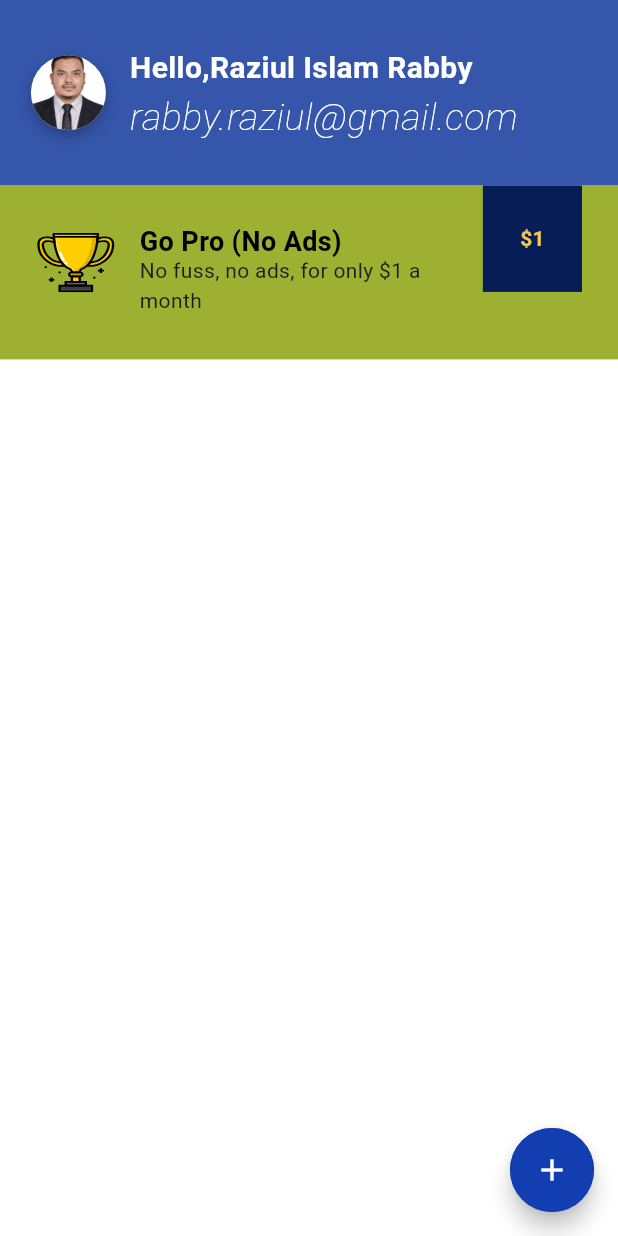
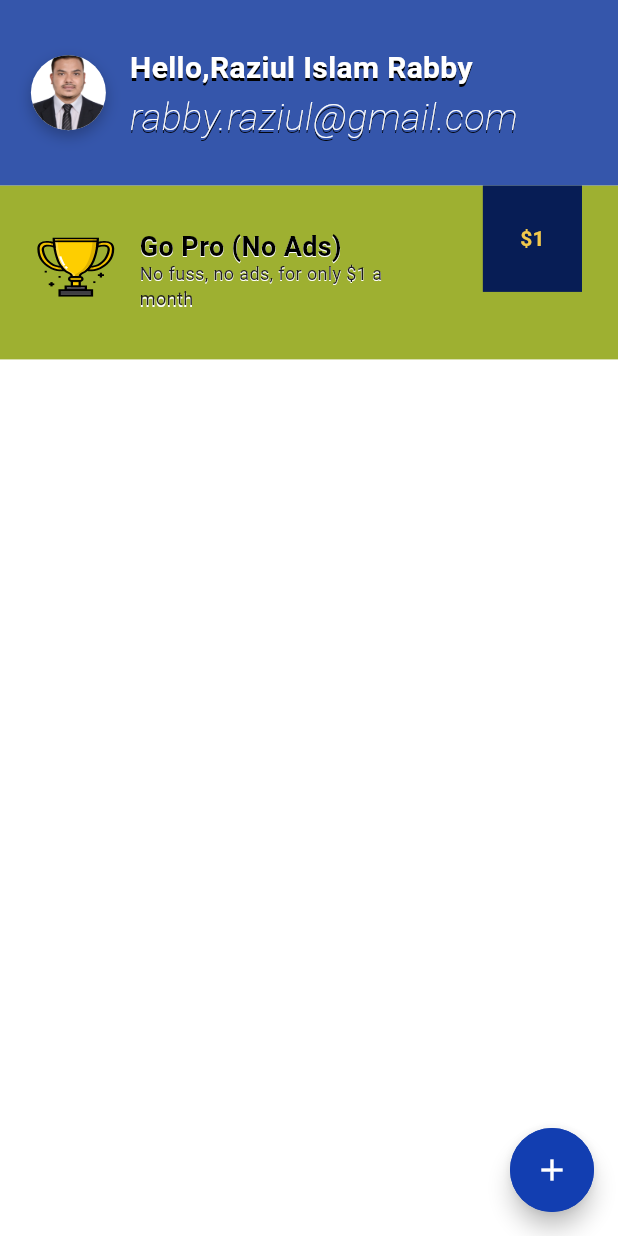
Before and after one commit to Rabby-551/To_Do_App, a Flutter app: the screen it shows after launch, on a phone screen of 412 x 824 dp. Run offline on Flutter 3.47's test engine with Material 3 defaults, Android fonts, the phone set to English and light mode, and no system bars; our stand-ins replace flutter_svg.

Commit message:
appbar text shadow add

```diff
--- a/lib/screens/edit_task_screen.dart
+++ b/lib/screens/edit_task_screen.dart
@@ -93,8 +93,8 @@ class _EditTaskScreenState extends State<EditTaskScreen> {
                   elevation: 6,
                   shadowColor: Colors.black,
                   backgroundColor:
-                      const Color(0xff3556AB), // Button background color
-                  minimumSize: const Size(365, 61), // Set width and height
+                      const Color(0xff3556AB),
+                  minimumSize: const Size(365, 61),
                   shape: RoundedRectangleBorder(
                       borderRadius: BorderRadius.circular(10),
                       side: const BorderSide(color: Color(0xff0D2972))),
--- a/lib/screens/task_list_screen.dart
+++ b/lib/screens/task_list_screen.dart
@@ -64,17 +64,30 @@ class TaskListScreen extends StatelessWidget {
                           fontSize: 20,
                           color: Colors.white,
                           fontWeight: FontWeight.bold,
+                          shadows: [
+                            Shadow(
+                              color: Color(0xff000000),
+                              offset: Offset(0, 2),
+                            )
+                          ],
                         ),
                       ),
                       SizedBox(height: 4),
                       Text(
                         'rabby.raziul@gmail.com',
                         style: TextStyle(
-                            color: Colors.white,
-                            fontStyle: FontStyle.italic,
-                            fontSize: 25,
-                            fontWeight: FontWeight.w100,
-                            height: 0),
+                          color: Colors.white,
+                          fontStyle: FontStyle.italic,
+                          fontSize: 25,
+                          fontWeight: FontWeight.w100,
+                          height: 0,
+                            shadows: [
+                              Shadow(
+                                color: Color(0xff000000),
+                                offset: Offset(0, 2),
+                              )
+                            ]
+                        ),
                       ),
                     ],
                   ),
@@ -86,7 +99,7 @@ class TaskListScreen extends StatelessWidget {
       ),
       body: Column(
         children: [
-          GoProWidget(),
+         const GoProWidget(),
           const SizedBox(height: 16),
           Expanded(
             child: Consumer<TaskProvider>(builder: (context, data, child) {
--- a/lib/widgets/go_pro_widget.dart
+++ b/lib/widgets/go_pro_widget.dart
@@ -24,6 +24,7 @@ class GoProWidget extends StatelessWidget {
                 'assets/trophy.svg',
                 height: 45,
                 width: 53.1,
+
               ),
               const SizedBox(width: 16),
               const Column(
@@ -34,13 +35,26 @@ class GoProWidget extends StatelessWidget {
                   Text(
                     'Go Pro (No Ads)',
                     style: TextStyle(
-                        fontSize: 18,
-                        fontWeight: FontWeight.bold,
-                        color: Colors.black,
-                        height: 1),
+                      fontSize: 18,
+                      fontWeight: FontWeight.bold,
+                      color: Colors.black,
+                      height: 1,
+                      shadows: [
+                        Shadow(color: Color(0xffFFFFFF), offset: Offset(0, 1)),
+                      ],
+                    ),
                   ),
                   Text(
                     'No fuss, no ads, for only \$1 a\nmonth',
+                    style: TextStyle(
+                      fontSize: 12,
+                      shadows: [
+                        Shadow(
+                          color: Color(0xffFFFFFF),
+                          offset: Offset(0, 1),
+                        ),
+                      ],
+                    ),
                   ),
                 ],
               ),
--- a/pubspec.yaml
+++ b/pubspec.yaml
@@ -39,6 +39,7 @@ dependencies:
   flutter_svg: ^2.0.17
 
   google_fonts: ^6.2.1
+  provider: ^6.1.2
 
 dev_dependencies:
   flutter_test:
```
Also changed, not shown: pubspec.lock.
